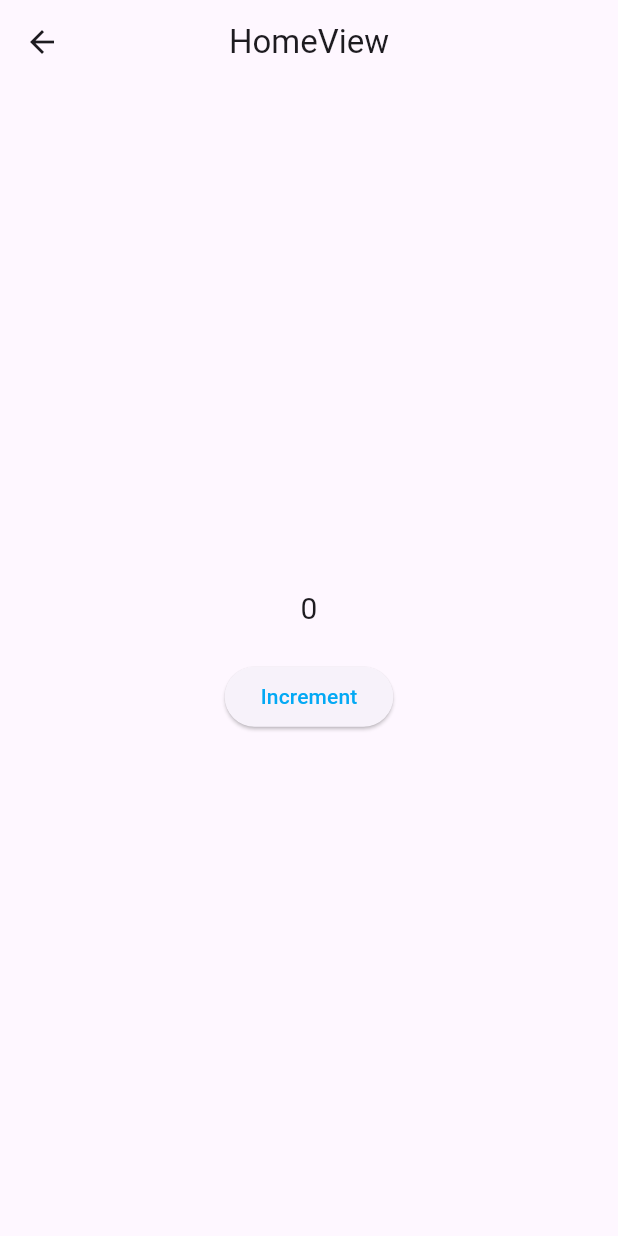
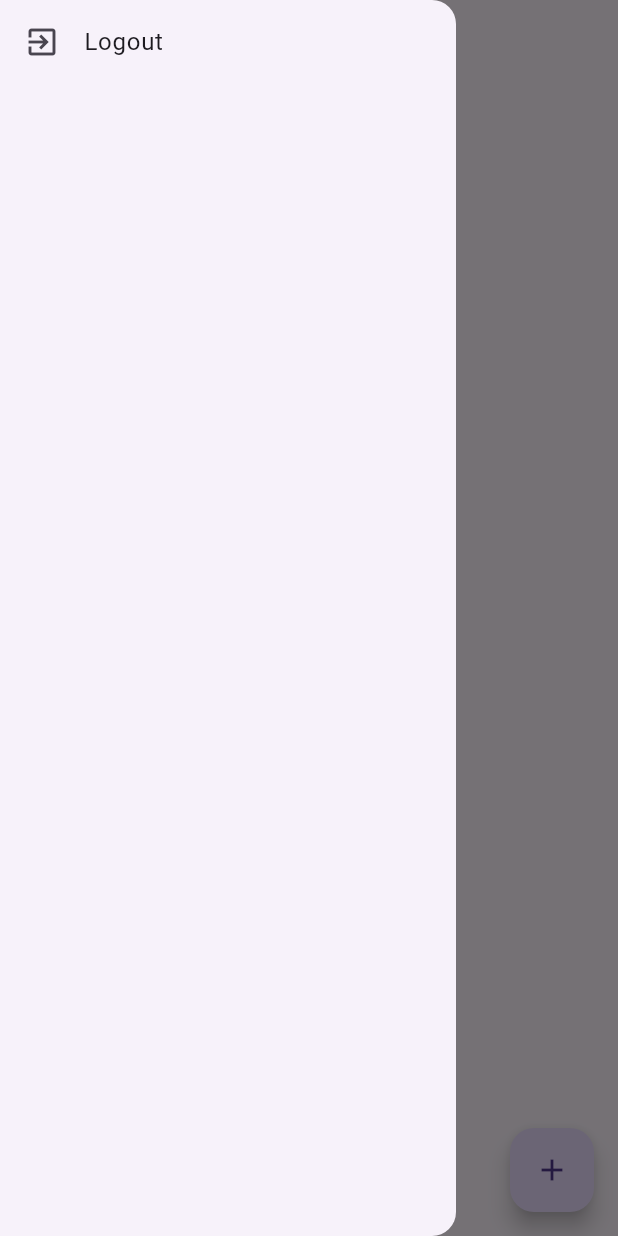
Before and after one commit to pro100andrey/supa_app, a Flutter app: the HomeView screen opened by its route, with the side drawer open (before the commit the screen has no drawer), on a phone screen of 412 x 824 dp. Run offline on Flutter 3.47's test engine with Material 3 defaults, Android fonts, the phone set to English and light mode, and no system bars; our stand-ins replace flutter_dotenv, get, supabase_flutter; accounts and stored records are empty; statements that could not run were skipped.

Commit message:
wip: implements todos

```diff
--- /dev/null
+++ b/app/lib/app/modules/add_todo/controllers/add_todo_controller.dart
@@ -0,0 +1,3 @@
+import 'package:get/get.dart';
+
+class AddTodoController extends GetxController {}
--- a/app/lib/app/modules/home/controllers/home_controller.dart
+++ b/app/lib/app/modules/home/controllers/home_controller.dart
@@ -2,14 +2,12 @@ import 'package:get/get.dart';
 import 'package:supabase_flutter/supabase_flutter.dart';
 
 class HomeController extends GetxController {
-  final count = 0.obs;
-
   @override
   Future<void> onInit() async {
     super.onInit();
+  }
 
+  Future<void> logout() async {
     await Supabase.instance.client.auth.signOut();
   }
-
-  void increment() => count.value++;
 }
--- a/app/lib/app/modules/home/views/home_view.dart
+++ b/app/lib/app/modules/home/views/home_view.dart
@@ -1,33 +1,49 @@
 import 'package:flutter/material.dart';
 import 'package:get/get.dart';
+import 'package:localization/localization.dart';
 
+import '../../../routes/app_pages.dart';
 import '../controllers/home_controller.dart';
 
 class HomeView extends GetView<HomeController> {
   const HomeView({super.key});
+
   @override
   Widget build(BuildContext context) => Scaffold(
         appBar: AppBar(
-          title: const Text('HomeView'),
+          title: Text(S.current.todo),
           centerTitle: true,
         ),
-        body: Center(
-          child: Column(
-            mainAxisAlignment: MainAxisAlignment.center,
+        drawer: Drawer(
+          child: ListView(
             children: [
-              Obx(
-                () => Text(
-                  '${controller.count}',
-                  style: const TextStyle(fontSize: 20),
-                ),
-              ),
-              const SizedBox(height: 20),
-              ElevatedButton(
-                onPressed: controller.increment,
-                child: const Text('Increment'),
+              ListTile(
+                leading: const Icon(Icons.exit_to_app),
+                title: Text(S.current.logout),
+                onTap: () async => controller.logout(),
               ),
             ],
           ),
         ),
+        body: ListView(
+          children: [
+            ListTile(
+              title: const Text('HomeView'),
+              onTap: () {},
+            ),
+            ListTile(
+              title: const Text('LoginView'),
+              onTap: () {},
+            ),
+            ListTile(
+              title: const Text('RegisterView'),
+              onTap: () {},
+            ),
+          ],
+        ),
+        floatingActionButton: FloatingActionButton(
+          onPressed: () async => Get.toNamed<dynamic>(Routes.addTodo),
+          child: const Icon(Icons.add),
+        ),
       );
 }
--- a/app/lib/app/modules/initial/controllers/initial_controller.dart
+++ b/app/lib/app/modules/initial/controllers/initial_controller.dart
@@ -10,7 +10,9 @@ class InitialController extends GetxController {
   void onReady() {
     super.onReady();
 
-    unawaited(_initNavigationFlow());
+    Supabase.instance.client.auth.onAuthStateChange.listen((event) async {
+      await _initNavigationFlow();
+    });
   }
 
   Future<void> _initNavigationFlow() async {
--- a/app/lib/app/modules/login/controllers/login_controller.dart
+++ b/app/lib/app/modules/login/controllers/login_controller.dart
@@ -22,8 +22,9 @@ class LoginController extends GetxController {
     if (!formKey.currentState!.validate()) {
       return;
     }
+
     _isBusy.value = true;
-    update();
+
     try {
       await Supabase.instance.client.auth.signInWithPassword(
         email: email,
@@ -31,7 +32,6 @@ class LoginController extends GetxController {
       );
     } finally {
       _isBusy.value = false;
-      update();
     }
   }
 
--- a/app/lib/app/modules/sign_up/controllers/sign_up_controller.dart
+++ b/app/lib/app/modules/sign_up/controllers/sign_up_controller.dart
@@ -25,7 +25,6 @@ class SignUpController extends GetxController {
     }
 
     _isBusy.value = true;
-    update();
 
     try {
       final res = await Supabase.instance.client.auth.signUp(
@@ -37,7 +36,6 @@ class SignUpController extends GetxController {
       }
     } finally {
       _isBusy.value = false;
-      update();
     }
   }
 
--- a/app/lib/app/routes/app_routes.dart
+++ b/app/lib/app/routes/app_routes.dart
@@ -7,6 +7,7 @@ abstract class Routes {
   static const login = _Paths.login;
   static const initial = _Paths.initial;
   static const signUp = _Paths.signUp;
+  static const addTodo = _Paths.addTodo;
 }
 
 abstract class _Paths {
@@ -15,4 +16,5 @@ abstract class _Paths {
   static const login = '/login';
   static const initial = '/initial';
   static const signUp = '/sign-up';
+  static const addTodo = '/add-todo';
 }
--- a/localization/lib/l10n/intl_en.arb
+++ b/localization/lib/l10n/intl_en.arb
@@ -4,5 +4,8 @@
     "password": "Password",
     "confirmPassword": "Confirm password",
     "doNotHaveAnAccount": "Don't have an account?",
-    "signUp": "Sign Up"
+    "signUp": "Sign Up",
+    "todo": "Todo",
+    "addTodo": "Add todo",
+    "logout": "Logout"
 }
--- a/localization/lib/l10n/intl_ru.arb
+++ b/localization/lib/l10n/intl_ru.arb
@@ -1,8 +1,11 @@
 {
     "login": "Логин",
-    "email": "Емейл",
+    "email": "Почта",
     "password": "Пароль",
     "confirmPassword": "Подтвердите пароль",
     "doNotHaveAnAccount": "Нет аккаунта?",
-    "signUp": "Регистрация"
+    "signUp": "Регистрация",
+    "todo": "Список дел",
+    "addTodo": "Добавить дело",
+    "logout": "Выйти"
 }
```
Also changed, not shown: app/lib/app/modules/add_todo/bindings/add_todo_binding.dart (added, +12 -0 lines), app/lib/app/modules/add_todo/views/add_todo_view.dart (added, +35 -0 lines), app/lib/app/modules/login/views/login_view.dart (+3 -19 lines), app/lib/app/modules/sign_up/views/sign_up_view.dart (+3 -19 lines), app/lib/app/routes/app_pages.dart (+8 -0 lines), app/lib/app/ui/overlays/progress_overlay.dart (added, +26 -0 lines), localization/lib/generated/intl/messages_en.dart, localization/lib/generated/intl/messages_ru.dart, localization/lib/generated/l10n.dart.
